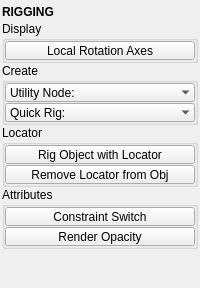
m3trik/tentacle, file tentacle/ui/rigging.ui: the form before one commit.
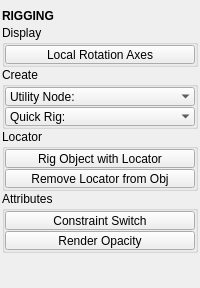
The form after the commit. Custom widgets are drawn as their Qt base class.

The edit to the form file:
```diff
--- a/tentacle/ui/rigging.ui
+++ b/tentacle/ui/rigging.ui
@@ -80,6 +80,12 @@
       </item>
       <item>
        <widget class="CollapsableGroup" name="display">
+        <property name="sizePolicy">
+         <sizepolicy hsizetype="Preferred" vsizetype="Fixed">
+          <horstretch>0</horstretch>
+          <verstretch>0</verstretch>
+         </sizepolicy>
+        </property>
         <property name="title">
          <string>Display</string>
         </property>
@@ -129,6 +135,12 @@
       </item>
       <item>
        <widget class="CollapsableGroup" name="create_group">
+        <property name="sizePolicy">
+         <sizepolicy hsizetype="Preferred" vsizetype="Fixed">
+          <horstretch>0</horstretch>
+          <verstretch>0</verstretch>
+         </sizepolicy>
+        </property>
         <property name="title">
          <string>Create</string>
         </property>
@@ -207,6 +219,12 @@
       </item>
       <item>
        <widget class="CollapsableGroup" name="locator">
+        <property name="sizePolicy">
+         <sizepolicy hsizetype="Preferred" vsizetype="Fixed">
+          <horstretch>0</horstretch>
+          <verstretch>0</verstretch>
+         </sizepolicy>
+        </property>
         <property name="title">
          <string>Locator</string>
         </property>
@@ -281,6 +299,12 @@
       </item>
       <item>
        <widget class="CollapsableGroup" name="constraints">
+        <property name="sizePolicy">
+         <sizepolicy hsizetype="Preferred" vsizetype="Fixed">
+          <horstretch>0</horstretch>
+          <verstretch>0</verstretch>
+         </sizepolicy>
+        </property>
         <property name="title">
          <string>Attributes</string>
         </property>
@@ -410,6 +434,9 @@
         <property name="orientation">
          <enum>Qt::Vertical</enum>
         </property>
+        <property name="sizeType">
+         <enum>QSizePolicy::Fixed</enum>
+        </property>
         <property name="sizeHint" stdset="0">
          <size>
           <width>0</width>
```
